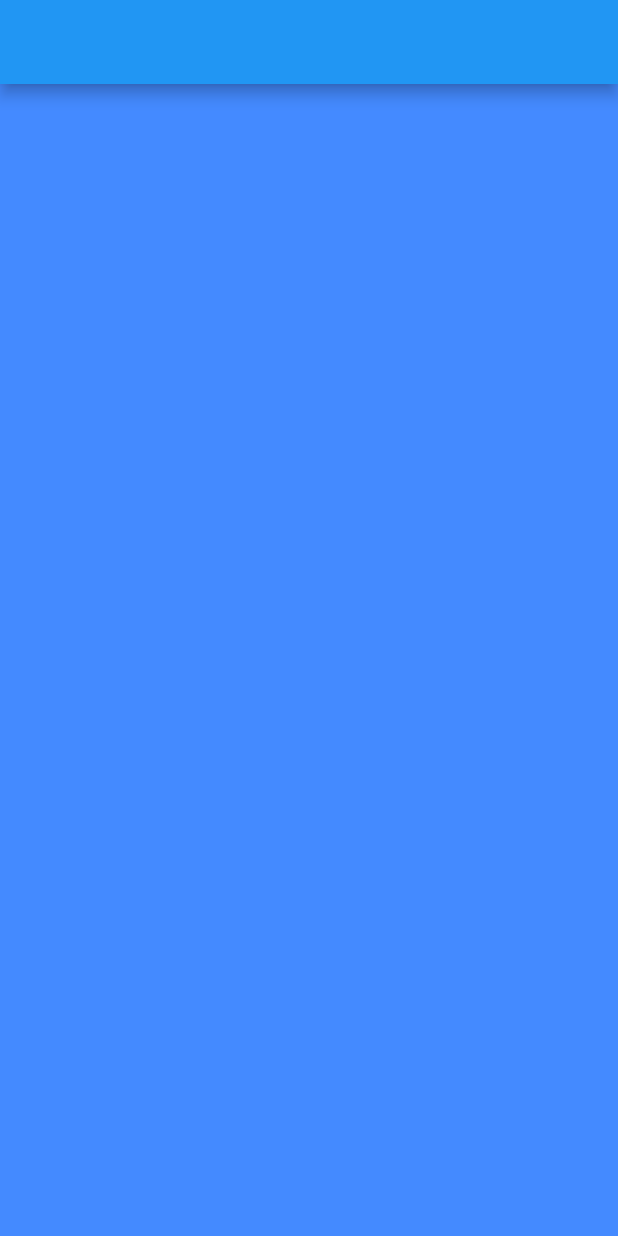
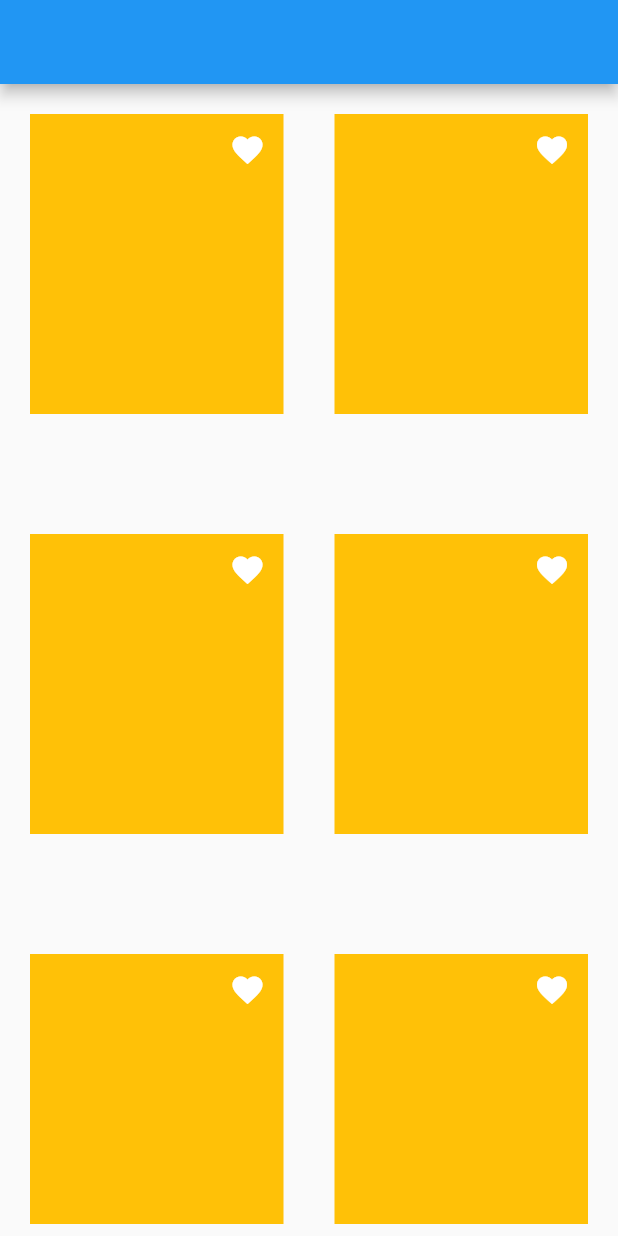
Before and after one commit to AthiraaAthi/ecommerce_task, a Flutter app: the screen it shows after launch, on a phone screen of 412 x 824 dp. Run offline on Flutter 3.47's test engine with Material 2 defaults, Android fonts, the phone set to English and light mode, and no system bars; our stand-ins replace hive; accounts and stored records are empty.

Commit message:
added functionality to favourite button

```diff
--- a/lib/view/home_screen.dart
+++ b/lib/view/home_screen.dart
@@ -8,10 +8,18 @@ class HomeScreen extends StatelessWidget {
   Widget build(BuildContext context) {
     return Scaffold(
       appBar: AppBar(),
-      body: GridView.builder(
-        gridDelegate:
-            SliverGridDelegateWithFixedCrossAxisCount(crossAxisCount: 2),
-        itemBuilder: (context, index) => HomeScreenWidget(),
+      body: Padding(
+        padding: const EdgeInsets.all(8.0),
+        child: GridView.builder(
+            itemCount: 6,
+            scrollDirection: Axis.vertical,
+            gridDelegate: SliverGridDelegateWithFixedCrossAxisCount(
+              mainAxisExtent: 270,
+              crossAxisCount: 2,
+              mainAxisSpacing: 10,
+              crossAxisSpacing: 10,
+            ),
+            itemBuilder: (context, index) => HomeScreenWidget()),
       ),
     );
   }
--- a/lib/view/homescreen_widget.dart
+++ b/lib/view/homescreen_widget.dart
@@ -1,22 +1,58 @@
 import 'package:flutter/material.dart';
 
-class HomeScreenWidget extends StatelessWidget {
+class HomeScreenWidget extends StatefulWidget {
   const HomeScreenWidget({
     super.key,
     // required this.text,
     // required this.description,
     // required this.image,
   });
-  // final String text;
-  // final String description;
-  // final String image;
 
   @override
+  State<HomeScreenWidget> createState() => _HomeScreenWidgetState();
+}
+
+class _HomeScreenWidgetState extends State<HomeScreenWidget> {
+  // final String text;
+  bool whenClicked = false;
+  @override
   Widget build(BuildContext context) {
-    return Container(
-      height: 120,
-      width: 120,
-      color: Colors.blueAccent,
-    );
+    return Padding(
+        padding: const EdgeInsets.all(12),
+        child: Column(
+          children: [
+            Container(
+              height: 200,
+              width: 180,
+              decoration: BoxDecoration(
+                color: Colors.amber,
+              ),
+              child: Row(
+                mainAxisAlignment: MainAxisAlignment.end,
+                crossAxisAlignment: CrossAxisAlignment.start,
+                children: [
+                  IconButton(
+                      onPressed: () {
+                        setState(() {
+                          //when clicked indicates when clicked turn red and show snackbar else show the other one as well
+                          if (whenClicked = !whenClicked) {
+                            ScaffoldMessenger.of(context).showSnackBar(SnackBar(
+                                duration: Duration(seconds: 2),
+                                content: Text("item added to favourites")));
+                          } else {
+                            ScaffoldMessenger.of(context).showSnackBar(SnackBar(
+                                content: Text("item removed from favourites")));
+                          }
+                        });
+                      },
+                      icon: Icon(
+                        Icons.favorite,
+                        color: whenClicked ? Colors.red : Colors.white,
+                      ))
+                ],
+              ),
+            ),
+          ],
+        ));
   }
 }
```
